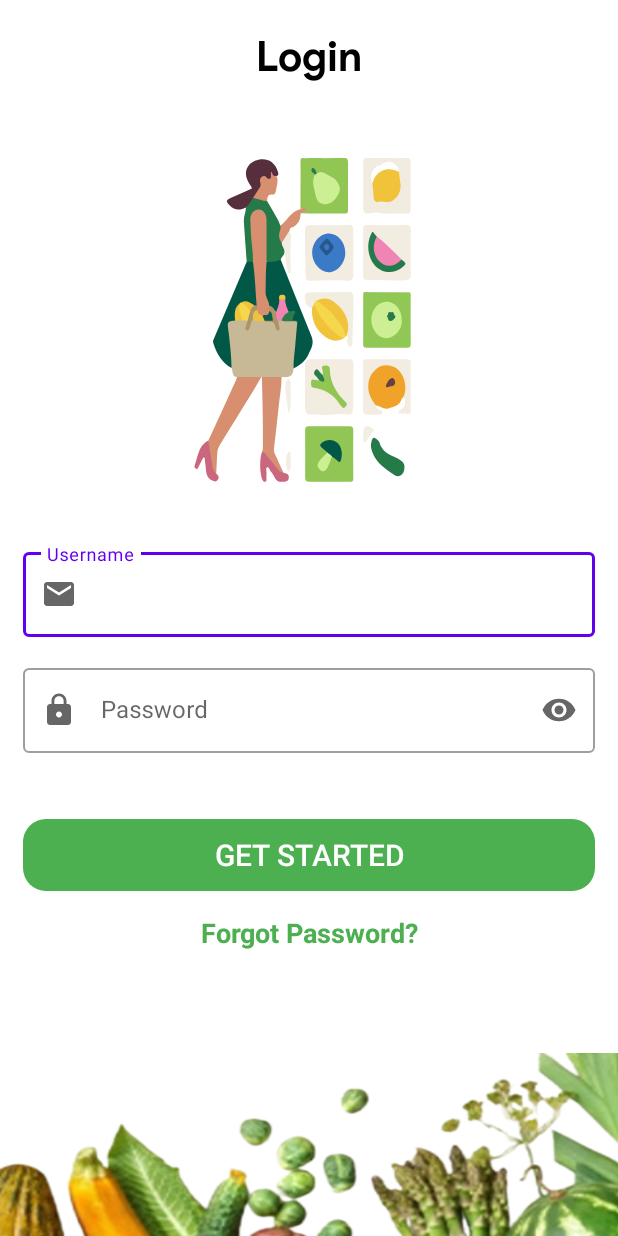
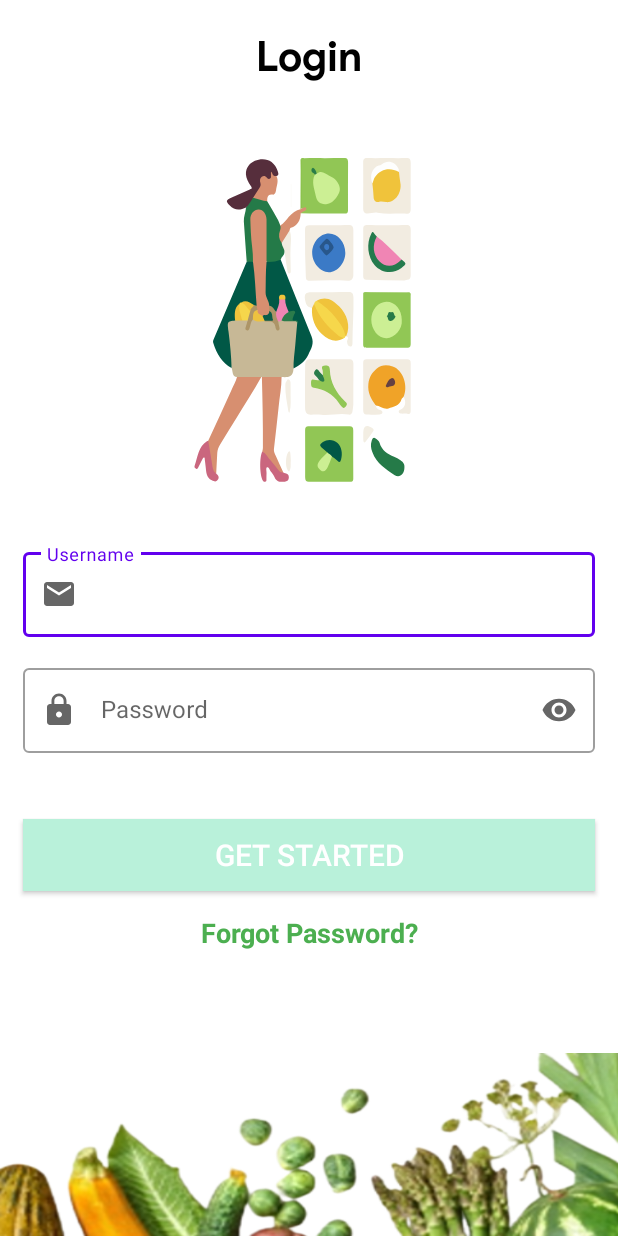
Before and after one commit to deep1409/FruitSelling, an Android app: the Login screen opened directly, with no data from a screen before it, on a phone screen of 412 x 824 dp. Run offline under Robolectric (Android 15) with nearby library versions, the phone set to English and light mode, and no system bars.

Commit message:
activity_login.xml
get started button color change.

```diff
--- a/app/src/main/res/layout/activity_login.xml
+++ b/app/src/main/res/layout/activity_login.xml
@@ -60,7 +60,7 @@
             android:layout_height="wrap_content"
             android:layout_marginTop="44dp"
             android:layout_marginHorizontal="15sp"
-            android:background="@drawable/btn_background"
+            android:background="#B9F1DA"
             android:elevation="25dp"
             android:text="GET STARTED"
             android:textAllCaps="false"
```
